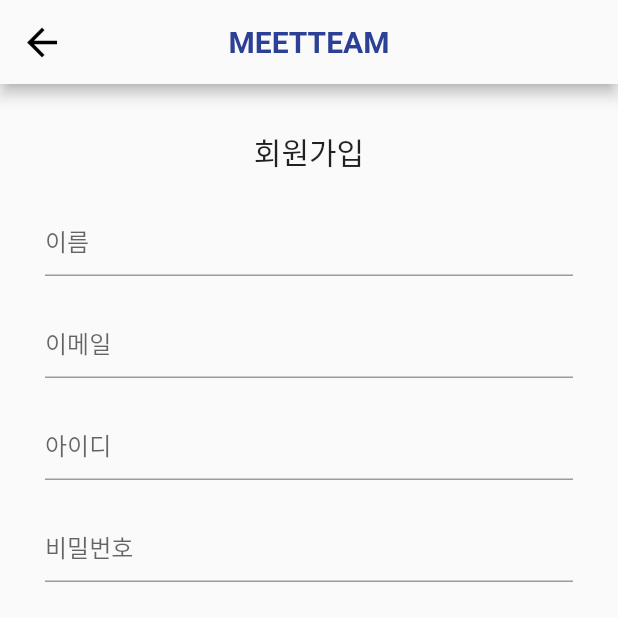
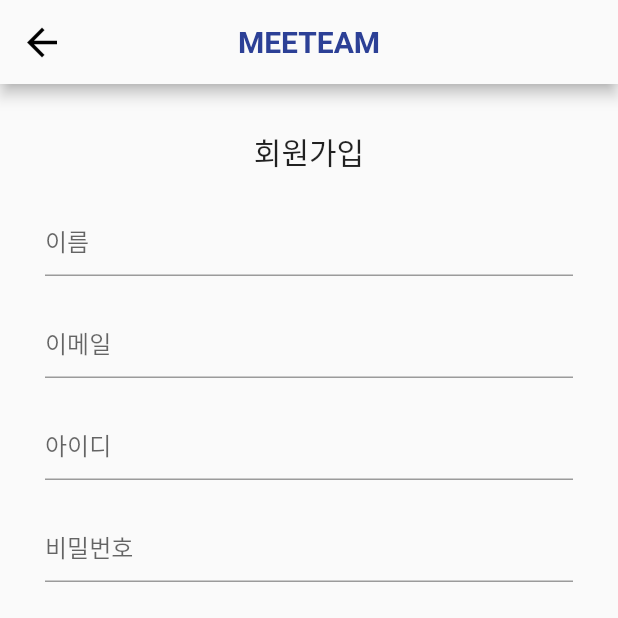
Before and after one commit to computerteam9/MEETEAM, a Flutter app: the screen it shows after launch, on a phone screen of 412 x 824 dp, the top half of it. Run offline on Flutter 3.47's test engine with Material 2 defaults, Android fonts, the phone set to English and light mode, and no system bars.

Commit message:
수정 : MEETTEAM -> MEETEAM

```diff
--- a/lib/Appbar/EditAppbar.dart
+++ b/lib/Appbar/EditAppbar.dart
@@ -14,7 +14,7 @@ class BaseAppbar extends StatelessWidget implements PreferredSizeWidget {
       backgroundColor: bgColor,
       // 중앙 로고
       title: const Text(
-        "MEETTEAM",
+        "MEETEAM",
         style: TextStyle(
             color: titleColor, fontSize: 20.0, fontWeight: FontWeight.w700),
       ),
--- a/lib/Appbar/LogoAppbar.dart
+++ b/lib/Appbar/LogoAppbar.dart
@@ -13,7 +13,7 @@ class BaseAppbar extends StatelessWidget implements PreferredSizeWidget {
       backgroundColor: bgColor,
       // 중앙 로고
       title: const Text(
-        "MEETTEAM",
+        "MEETEAM",
         style: TextStyle(
             color: titleColor, fontSize: 20.0, fontWeight: FontWeight.w700),
       ),
--- a/lib/Appbar/MainAppbar.dart
+++ b/lib/Appbar/MainAppbar.dart
@@ -15,7 +15,7 @@ class BaseAppbar extends StatelessWidget implements PreferredSizeWidget {
       backgroundColor: bgColor,
       // 중앙 로고
       title: const Text(
-        "MEETTEAM",
+        "MEETEAM",
         style: TextStyle(
             color: titleColor, fontSize: 20.0, fontWeight: FontWeight.w700),
       ),
--- a/lib/Appbar/NormalAppbar.dart
+++ b/lib/Appbar/NormalAppbar.dart
@@ -13,7 +13,7 @@ class BaseAppbar extends StatelessWidget implements PreferredSizeWidget {
       backgroundColor: bgColor,
       // 중앙 로고
       title: const Text(
-        "MEETTEAM",
+        "MEETEAM",
         style: TextStyle(
             color: titleColor, fontSize: 20.0, fontWeight: FontWeight.w700),
       ),
--- a/lib/Appbar/WriteAppbar.dart
+++ b/lib/Appbar/WriteAppbar.dart
@@ -13,7 +13,7 @@ class BaseAppbar extends StatelessWidget implements PreferredSizeWidget {
       backgroundColor: bgColor,
       // 중앙 로고
       title: const Text(
-        "MEETTEAM",
+        "MEETEAM",
         style: TextStyle(
             color: titleColor, fontSize: 20.0, fontWeight: FontWeight.w700),
       ),
```
